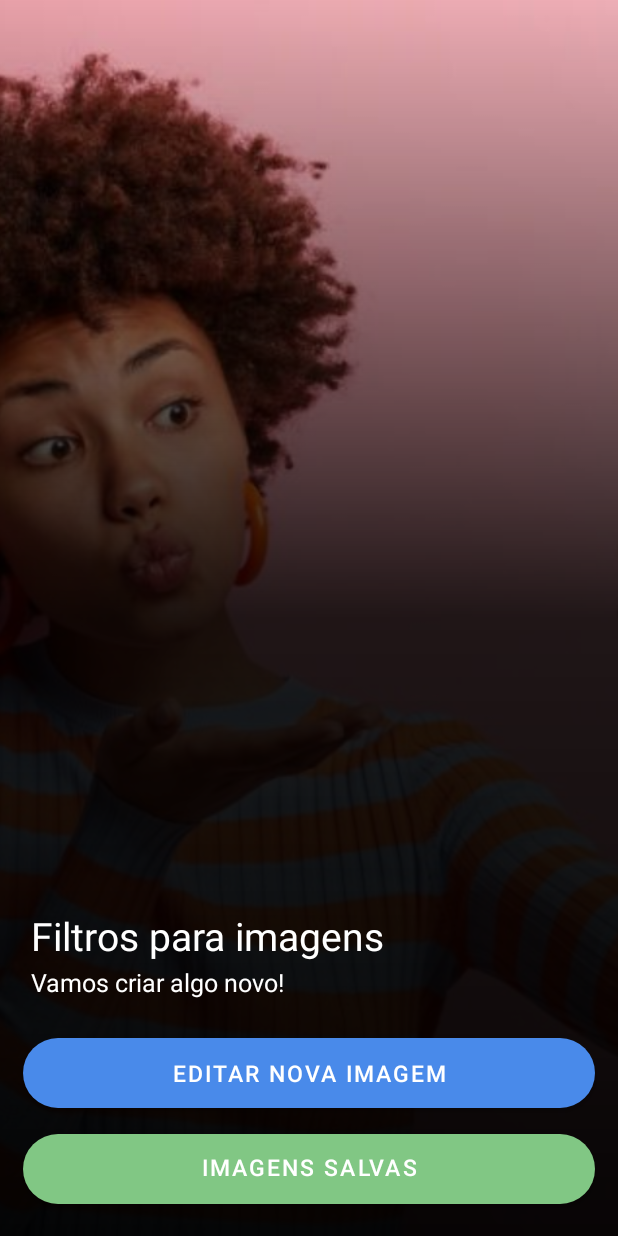
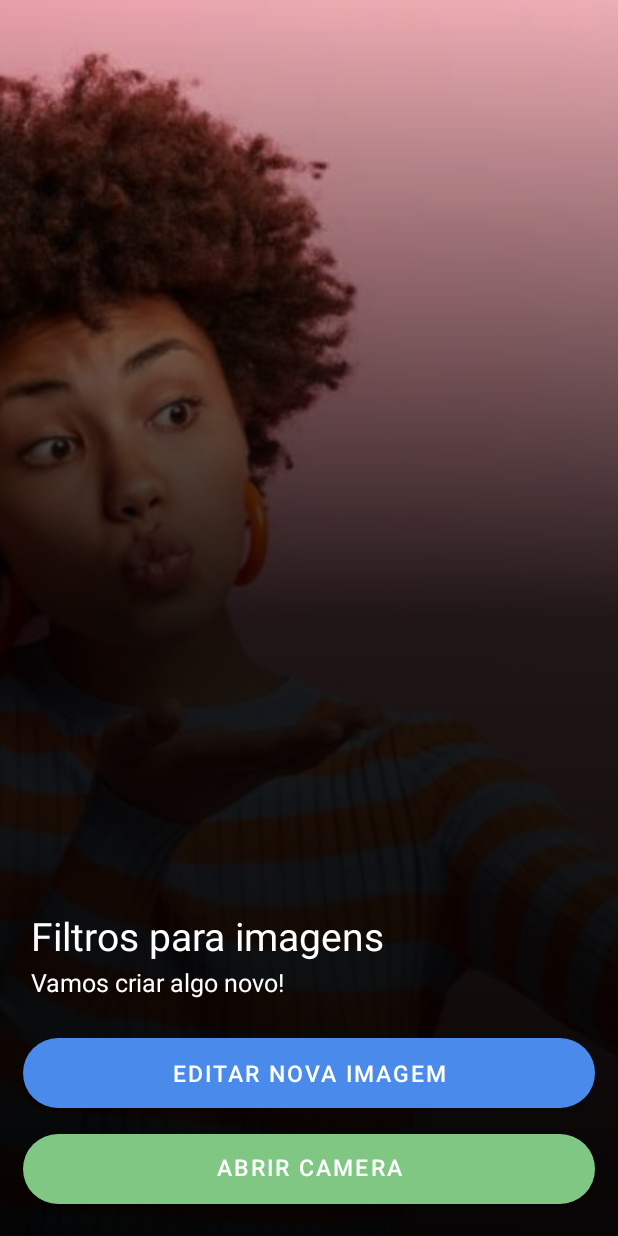
Before and after one commit to elvisclaudino/image-processing-DDM, an Android app: the screen it shows after launch (MainActivity), on a phone screen of 412 x 824 dp. Run offline under Robolectric (Android 15) with nearby library versions, the phone set to English and light mode, and no system bars; our stand-ins replace sdp/ssp sizes.

Commit message:
add capture image with camera

```diff
--- a/app/src/main/res/layout/activity_main.xml
+++ b/app/src/main/res/layout/activity_main.xml
@@ -21,14 +21,14 @@
         android:background="@drawable/landing_background"/>
 
     <com.google.android.material.button.MaterialButton
-        android:id="@+id/buttonViewSavedImages"
+        android:id="@+id/buttonCamera"
         android:layout_width="match_parent"
         android:layout_height="@dimen/_45sdp"
         android:layout_marginStart="@dimen/_12sdp"
         android:layout_marginEnd="@dimen/_12sdp"
         android:layout_marginBottom="@dimen/_12sdp"
         android:includeFontPadding="false"
-        android:text="@string/saved_images"
+        android:text="@string/open_camera"
         android:textColor="@color/white"
         android:textSize="@dimen/_12ssp"
         app:backgroundTint="@color/buttonSavedImages"
@@ -47,7 +47,7 @@
         android:textSize="@dimen/_12ssp"
         app:backgroundTint="@color/primaryDark"
         app:cornerRadius="@dimen/_20sdp"
-        app:layout_constraintBottom_toTopOf="@id/buttonViewSavedImages"/>
+        app:layout_constraintBottom_toTopOf="@id/buttonCamera"/>
 
     <TextView
         android:id="@+id/textSubtitle"
--- a/app/src/main/res/values/strings.xml
+++ b/app/src/main/res/values/strings.xml
@@ -1,6 +1,6 @@
 <resources>
     <string name="app_name">ImageProcessing</string>
-    <string name="saved_images">Imagens Salvas</string>
+    <string name="open_camera">Abrir Camera</string>
     <string name="edit_new_image">Editar Nova Imagem</string>
     <string name="let_s_create_something_new">Vamos criar algo novo!</string>
     <string name="image_filters">Filtros para imagens</string>
```
Also changed, not shown: app/src/main/AndroidManifest.xml (+10 -0 lines), app/src/main/java/com/example/imageprocessing/activities/editimage/EditImageActivity.kt (+5 -5 lines), app/src/main/java/com/example/imageprocessing/activities/main/MainActivity.kt (+68 -2 lines).
